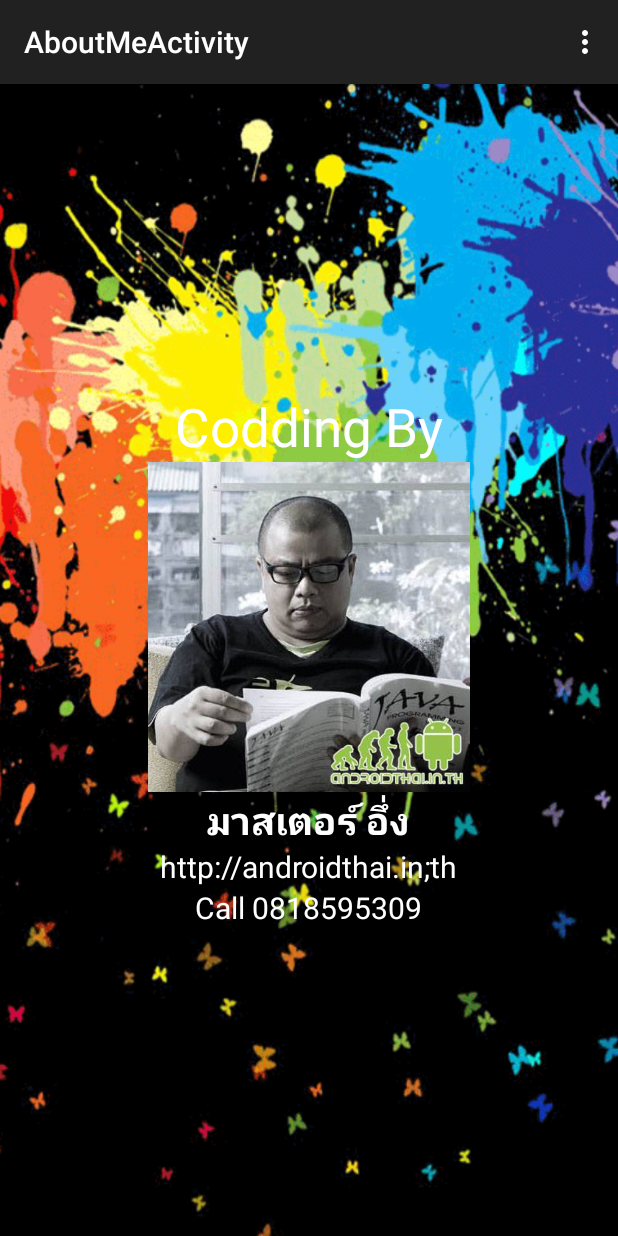
After one commit to masterUNG/MyIshiharaRmutsb, an Android app: the AboutMeActivity screen opened directly, with no data from a screen before it, on a phone screen of 412 x 824 dp. The commit adds this screen. Run offline under Robolectric (Android 15) with nearby library versions, the phone set to English and light mode, and no system bars.

Commit message:
finish Day 3

```diff
--- /dev/null
+++ b/app/src/main/java/appewtc/masterung/myishihararmutsb/AboutMeActivity.java
@@ -0,0 +1,55 @@
+package appewtc.masterung.myishihararmutsb;
+
+import android.content.Intent;
+import android.net.Uri;
+import android.support.v7.app.ActionBarActivity;
+import android.os.Bundle;
+import android.view.Menu;
+import android.view.MenuItem;
+import android.view.View;
+
+
+public class AboutMeActivity extends ActionBarActivity {
+
+    @Override
+    protected void onCreate(Bundle savedInstanceState) {
+        super.onCreate(savedInstanceState);
+        setContentView(R.layout.activity_about_me);
+    }   // onCreate
+
+    public void clickWebsite(View view) {
+
+        Intent websiteIntent = new Intent(Intent.ACTION_VIEW);
+        websiteIntent.setData(Uri.parse("http://androidthai.in.th/about-me.html"));
+        startActivity(websiteIntent);
+    }
+
+    public void clickPhone(View view) {
+
+        Intent callIntent = new Intent(Intent.ACTION_DIAL);
+        callIntent.setData(Uri.parse("tel:0818595309"));
+        startActivity(callIntent);
+    }
+
+    @Override
+    public boolean onCreateOptionsMenu(Menu menu) {
+        // Inflate the menu; this adds items to the action bar if it is present.
+        getMenuInflater().inflate(R.menu.menu_about_me, menu);
+        return true;
+    }
+
+    @Override
+    public boolean onOptionsItemSelected(MenuItem item) {
+        // Handle action bar item clicks here. The action bar will
+        // automatically handle clicks on the Home/Up button, so long
+        // as you specify a parent activity in AndroidManifest.xml.
+        int id = item.getItemId();
+
+        //noinspection SimplifiableIfStatement
+        if (id == R.id.action_settings) {
+            return true;
+        }
+
+        return super.onOptionsItemSelected(item);
+    }
+}   //Main Class
--- /dev/null
+++ b/app/src/main/res/layout/activity_about_me.xml
@@ -0,0 +1,64 @@
+<RelativeLayout xmlns:android="http://schemas.android.com/apk/res/android"
+    xmlns:tools="http://schemas.android.com/tools" android:layout_width="match_parent"
+    android:layout_height="match_parent" android:paddingLeft="@dimen/activity_horizontal_margin"
+    android:paddingRight="@dimen/activity_horizontal_margin"
+    android:paddingTop="@dimen/activity_vertical_margin"
+    android:paddingBottom="@dimen/activity_vertical_margin"
+    tools:context="appewtc.masterung.myishihararmutsb.AboutMeActivity"
+    android:background="@drawable/bg21">
+
+    <LinearLayout
+        android:orientation="vertical"
+        android:layout_width="match_parent"
+        android:layout_height="wrap_content"
+        android:layout_centerVertical="true">
+
+        <TextView
+            android:layout_width="wrap_content"
+            android:layout_height="wrap_content"
+            android:text="Codding By"
+            android:id="@+id/textView3"
+            android:textSize="@dimen/h1"
+            android:layout_gravity="center_horizontal"
+            android:textColor="@color/text" />
+
+        <ImageView
+            android:layout_width="@dimen/image"
+            android:layout_height="@dimen/image"
+            android:id="@+id/imageView4"
+            android:layout_gravity="center_horizontal"
+            android:src="@drawable/master_android" />
+
+        <TextView
+            android:layout_width="wrap_content"
+            android:layout_height="wrap_content"
+            android:text="@string/name"
+            android:id="@+id/textView4"
+            android:layout_gravity="center_horizontal"
+            android:textSize="25dp"
+            android:textStyle="bold"
+            android:textColor="@color/text" />
+
+        <TextView
+            android:layout_width="wrap_content"
+            android:layout_height="wrap_content"
+            android:text="http://androidthai.in;th"
+            android:id="@+id/txtWebsite"
+            android:onClick="clickWebsite"
+            android:textSize="20dp"
+            android:layout_gravity="center_horizontal"
+            android:textColor="@color/text"
+            android:clickable="true" />
+
+        <TextView
+            android:layout_width="wrap_content"
+            android:layout_height="wrap_content"
+            android:text="Call 0818595309"
+            android:id="@+id/txtPhone"
+            android:onClick="clickPhone"
+            android:textSize="20dp"
+            android:layout_gravity="center_horizontal"
+            android:textColor="@color/text"
+            android:clickable="true" />
+    </LinearLayout>
+</RelativeLayout>
--- /dev/null
+++ b/app/src/main/res/menu/menu_about_me.xml
@@ -0,0 +1,7 @@
+<menu xmlns:android="http://schemas.android.com/apk/res/android"
+    xmlns:app="http://schemas.android.com/apk/res-auto"
+    xmlns:tools="http://schemas.android.com/tools"
+    tools:context="appewtc.masterung.myishihararmutsb.AboutMeActivity">
+    <item android:id="@+id/action_settings" android:title="@string/action_settings"
+        android:orderInCategory="100" app:showAsAction="never" />
+</menu>
--- a/app/src/main/res/values/strings.xml
+++ b/app/src/main/res/values/strings.xml
@@ -7,4 +7,7 @@
     <string name="title_activity_show_score">ShowScoreActivity</string>
     <string name="title_activity_read_all_data">ReadAllDataActivity</string>
     <string name="title_activity_show_detail">ShowDetailActivity</string>
+    <string name="title_activity_splash_screen">SplashScreen</string>
+    <string name="title_activity_about_me">AboutMeActivity</string>
+    <string name="name">มาสเตอร์ อึ่ง</string>
 </resources>
```
Also changed, not shown: app/src/main/AndroidManifest.xml (+8 -4 lines), app/src/main/java/appewtc/masterung/myishihararmutsb/MainActivity.java (+4 -7 lines), app/src/main/java/appewtc/masterung/myishihararmutsb/SplashScreen.java (added, +58 -0 lines), app/src/main/res/layout/activity_splash_screen.xml (added, +16 -0 lines), app/src/main/res/menu/menu_main.xml (+5 -3 lines), app/src/main/res/menu/menu_splash_screen.xml (added, +7 -0 lines), app/src/main/res/drawable/logo300.png (added), app/src/main/res/drawable/master_android.png (added), 1 other file.
